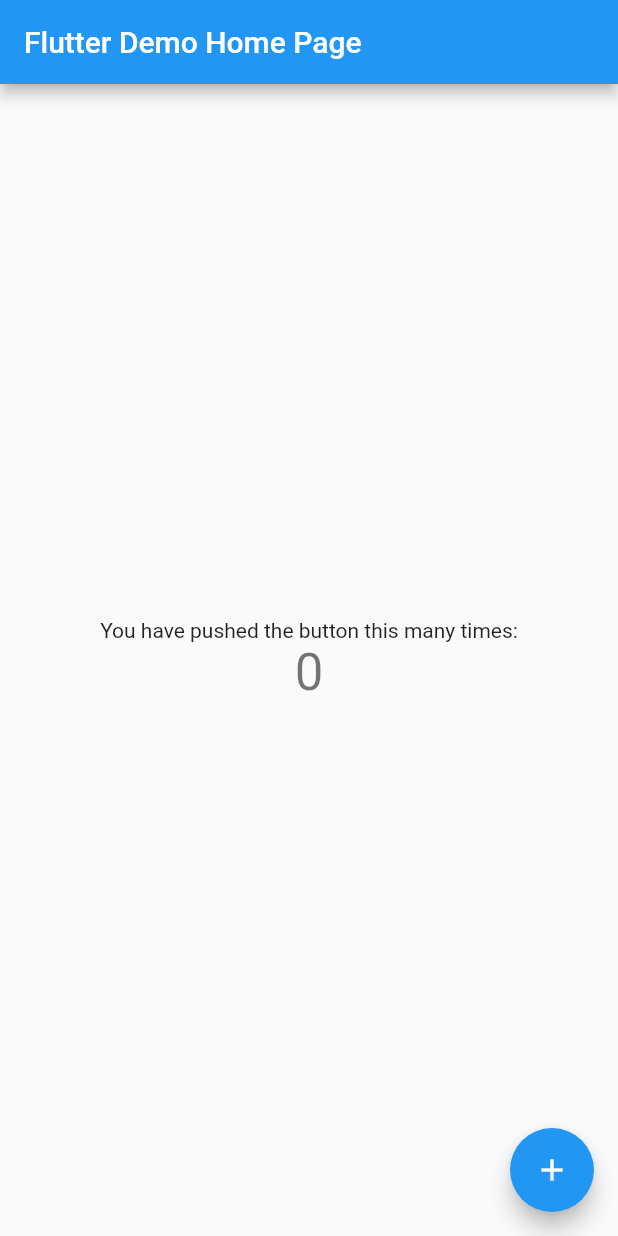
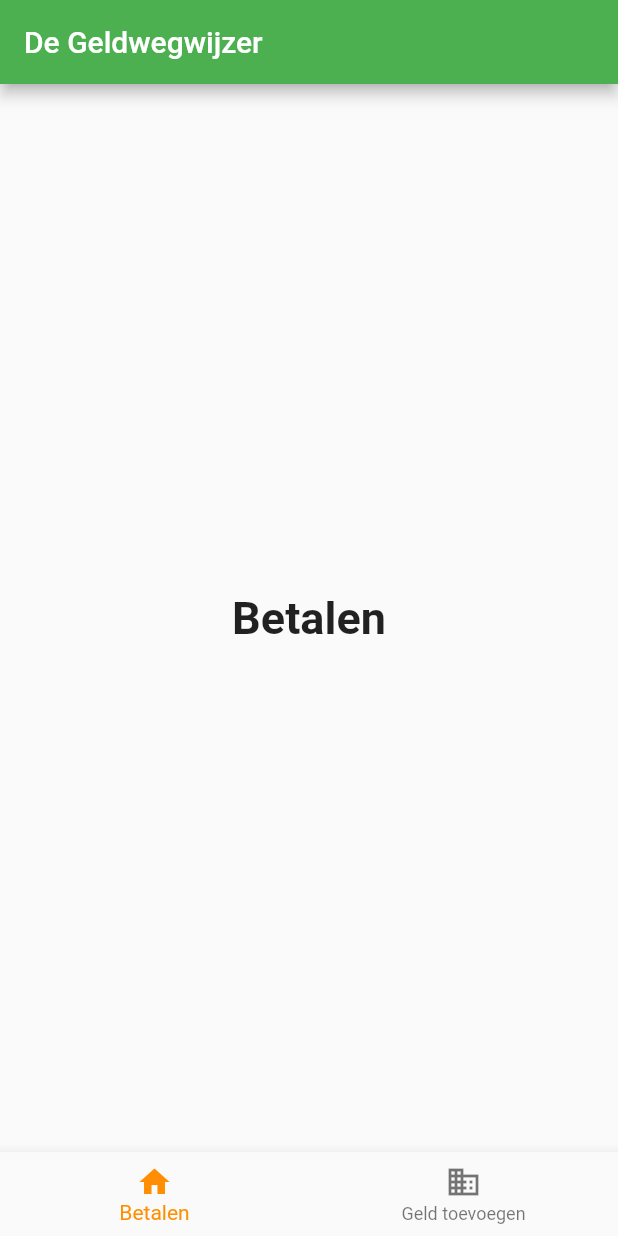
Before and after one commit to iMagineLab-BE/Geldwegwijzer, a Flutter app: the screen it shows after launch, on a phone screen of 412 x 824 dp. Run offline on Flutter 3.47's test engine with Material 2 defaults, Android fonts, the phone set to English and light mode, and no system bars.

Commit message:
Added bottom buttons layout

```diff
--- a/lib/main.dart
+++ b/lib/main.dart
@@ -7,20 +7,11 @@ class MyApp extends StatelessWidget {
   @override
   Widget build(BuildContext context) {
     return MaterialApp(
-      title: 'Flutter Demo',
+      title: 'Geldwegwijzer',
       theme: ThemeData(
-        // This is the theme of your application.
-        //
-        // Try running your application with "flutter run". You'll see the
-        // application has a blue toolbar. Then, without quitting the app, try
-        // changing the primarySwatch below to Colors.green and then invoke
-        // "hot reload" (press "r" in the console where you ran "flutter run",
-        // or simply save your changes to "hot reload" in a Flutter IDE).
-        // Notice that the counter didn't reset back to zero; the application
-        // is not restarted.
-        primarySwatch: Colors.blue,
+        primarySwatch: Colors.green,
       ),
-      home: MyHomePage(title: 'Flutter Demo Home Page'),
+      home: MyHomePage(title: 'De Geldwegwijzer'),
     );
   }
 }
@@ -44,68 +35,51 @@ class MyHomePage extends StatefulWidget {
 }
 
 class _MyHomePageState extends State<MyHomePage> {
-  int _counter = 0;
+  int _selectedIndex = 0;
 
-  void _incrementCounter() {
+  static const TextStyle optionStyle = TextStyle(fontSize: 30, fontWeight: FontWeight.bold);
+
+  static const List<Widget> _widgetOptions = <Widget>[
+    Text(
+      'Betalen',
+      style: optionStyle,
+    ),
+    Text(
+      'Geld toevoegen',
+      style: optionStyle,
+    ),
+  ];
+
+  void _onItemTapped(int index) {
     setState(() {
-      // This call to setState tells the Flutter framework that something has
-      // changed in this State, which causes it to rerun the build method below
-      // so that the display can reflect the updated values. If we changed
-      // _counter without calling setState(), then the build method would not be
-      // called again, and so nothing would appear to happen.
-      _counter++;
+      _selectedIndex = index;
     });
   }
 
   @override
   Widget build(BuildContext context) {
-    // This method is rerun every time setState is called, for instance as done
-    // by the _incrementCounter method above.
-    //
-    // The Flutter framework has been optimized to make rerunning build methods
-    // fast, so that you can just rebuild anything that needs updating rather
-    // than having to individually change instances of widgets.
     return Scaffold(
       appBar: AppBar(
-        // Here we take the value from the MyHomePage object that was created by
-        // the App.build method, and use it to set our appbar title.
-        title: Text(widget.title),
+        title: const Text('De Geldwegwijzer'),
       ),
       body: Center(
-        // Center is a layout widget. It takes a single child and positions it
-        // in the middle of the parent.
-        child: Column(
-          // Column is also a layout widget. It takes a list of children and
-          // arranges them vertically. By default, it sizes itself to fit its
-          // children horizontally, and tries to be as tall as its parent.
-          //
-          // Invoke "debug painting" (press "p" in the console, choose the
-          // "Toggle Debug Paint" action from the Flutter Inspector in Android
-          // Studio, or the "Toggle Debug Paint" command in Visual Studio Code)
-          // to see the wireframe for each widget.
-          //
-          // Column has various properties to control how it sizes itself and
-          // how it positions its children. Here we use mainAxisAlignment to
-          // center the children vertically; the main axis here is the vertical
-          // axis because Columns are vertical (the cross axis would be
-          // horizontal).
-          mainAxisAlignment: MainAxisAlignment.center,
-          children: <Widget>[
-            Text(
-              'You have pushed the button this many times:',
-            ),
-            Text(
-              '$_counter',
-              style: Theme.of(context).textTheme.display1,
-            ),
-          ],
-        ),
+        child: _widgetOptions.elementAt(_selectedIndex),
       ),
-      floatingActionButton: FloatingActionButton(
-        onPressed: _incrementCounter,
-        tooltip: 'Increment',
-        child: Icon(Icons.add),
-      ), // This trailing comma makes auto-formatting nicer for build methods.
+      bottomNavigationBar: BottomNavigationBar(
+        items: const <BottomNavigationBarItem>[
+          BottomNavigationBarItem(
+            icon: Icon(Icons.home),
+            title: Text('Betalen'),
+          ),
+          BottomNavigationBarItem(
+            icon: Icon(Icons.business),
+            title: Text('Geld toevoegen'),
+          ),
+        ],
+        currentIndex: _selectedIndex,
+        selectedItemColor: Colors.amber[800],
+        onTap: _onItemTapped,
+      ),
     );
   }
 }
```
